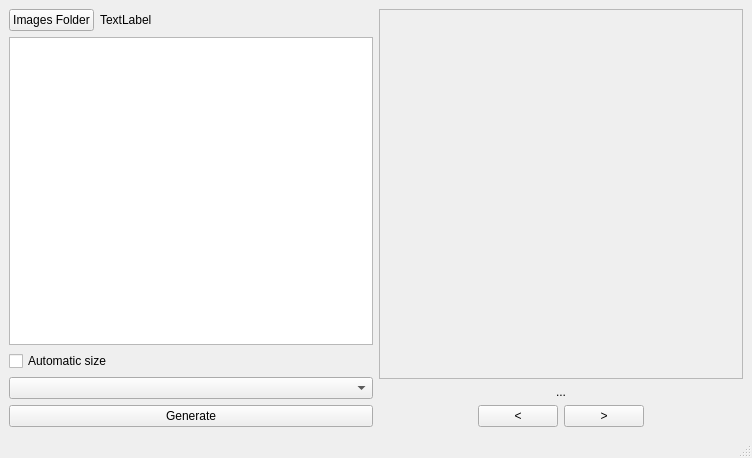
Above: SpriteSheetGenerator/src/SSGeneratorUI.ui from VgTajdd/ss_generator before the change. Below: the same form after it.
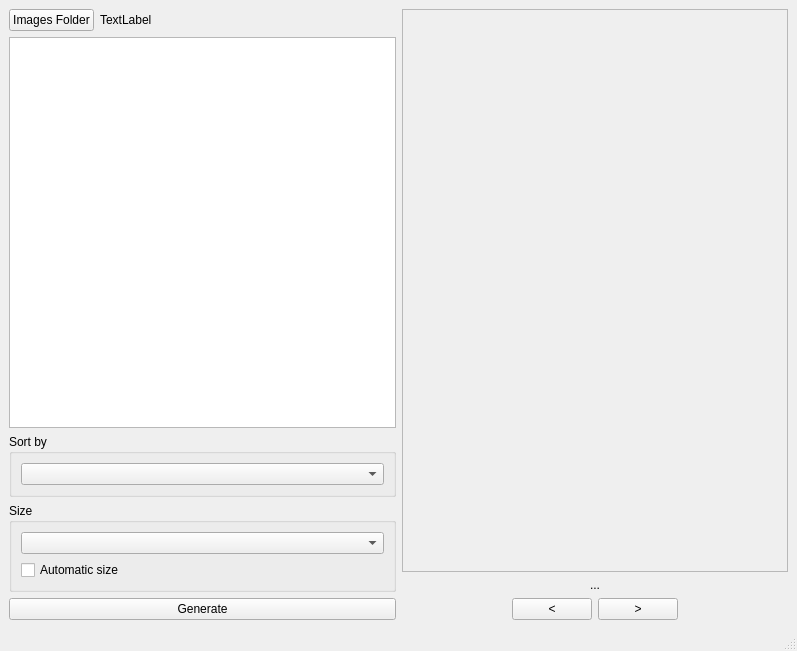
That is the form after the change.

Commit message:
[WIP] Add sort by parameter to generateSpriteSheets
- Add sort-by combobox in UI
- Add group boxes in UI to organize controls
- Add enum SORT_BY to SSGenerator

```diff
--- a/SpriteSheetGenerator/src/SSGeneratorUI.ui
+++ b/SpriteSheetGenerator/src/SSGeneratorUI.ui
@@ -6,8 +6,8 @@
    <rect>
     <x>0</x>
     <y>0</y>
-    <width>752</width>
-    <height>458</height>
+    <width>797</width>
+    <height>651</height>
    </rect>
   </property>
   <property name="windowTitle">
@@ -52,14 +52,38 @@
        <widget class="QListWidget" name="listWidget"/>
       </item>
       <item>
-       <widget class="QCheckBox" name="checkBox">
-        <property name="text">
-         <string>Automatic size</string>
+       <layout class="QHBoxLayout" name="horizontalLayout_4"/>
+      </item>
+      <item>
+       <widget class="QGroupBox" name="groupBox_2">
+        <property name="title">
+         <string>Sort by</string>
         </property>
+        <layout class="QVBoxLayout" name="verticalLayout_4">
+         <item>
+          <widget class="QComboBox" name="comboBoxSortBy"/>
+         </item>
+        </layout>
        </widget>
       </item>
       <item>
-       <widget class="QComboBox" name="comboBox"/>
+       <widget class="QGroupBox" name="groupBox">
+        <property name="title">
+         <string>Size</string>
+        </property>
+        <layout class="QVBoxLayout" name="verticalLayout_3">
+         <item>
+          <widget class="QComboBox" name="comboBox"/>
+         </item>
+         <item>
+          <widget class="QCheckBox" name="checkBox">
+           <property name="text">
+            <string>Automatic size</string>
+           </property>
+          </widget>
+         </item>
+        </layout>
+       </widget>
       </item>
       <item>
        <widget class="QPushButton" name="generateButton">
@@ -82,8 +106,8 @@
           <rect>
            <x>0</x>
            <y>0</y>
-           <width>358</width>
-           <height>344</height>
+           <width>380</width>
+           <height>537</height>
           </rect>
          </property>
         </widget>
```
Left out of the diff: 2 changed lines with no effect on the pictures. The commit also changes 2 other files.
